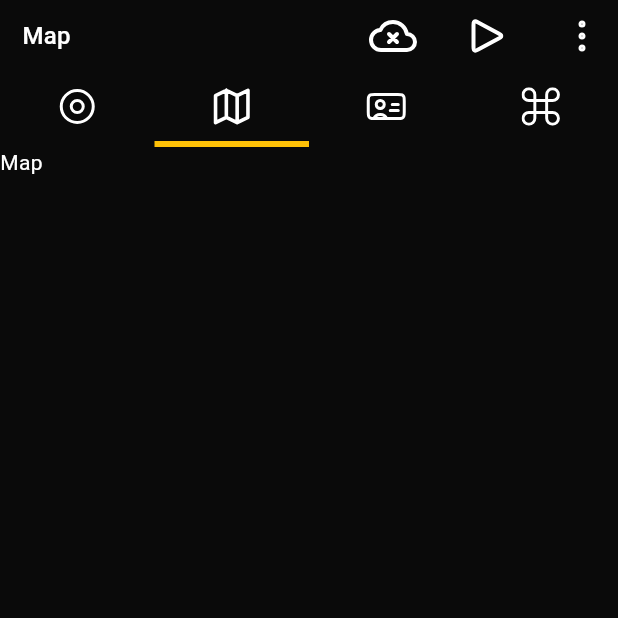
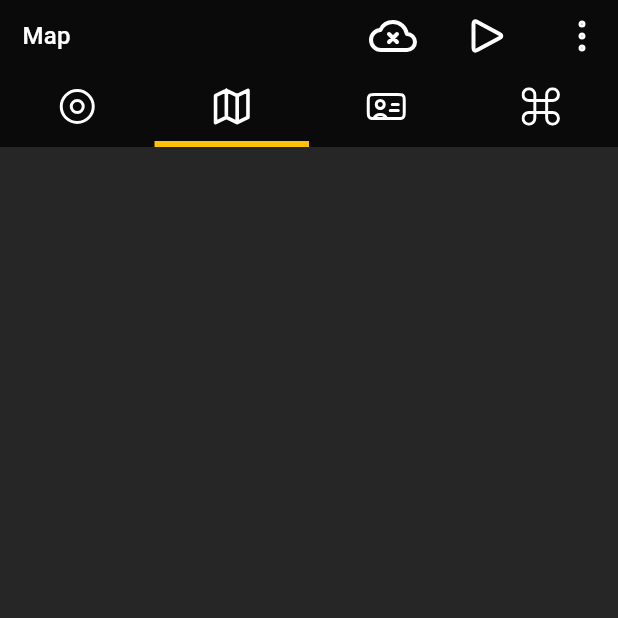
Before and after one commit to zubrailx/road-condition-monitoring, a Flutter app: the screen it shows after launch, tab 2 chosen, on a phone screen of 412 x 824 dp, the top half of it. Run offline on Flutter 3.47's test engine with Material 3 defaults, Android fonts, the phone set to English and light mode, and no system bars; our stand-ins replace flutter_svg, get_it, shared_preferences, talker_flutter.

Commit message:
mobile: add plain map page

```diff
--- a/mobile/lib/widgets/map.dart
+++ b/mobile/lib/widgets/map.dart
@@ -1,4 +1,5 @@
 import 'package:flutter/material.dart';
+import 'package:mobile/app/theme.dart';
 
 class MapWidget extends StatefulWidget {
   const MapWidget({super.key});
@@ -11,7 +12,9 @@ class MapWidget extends StatefulWidget {
 class _MapWidgetState extends State<MapWidget> {
   @override
   Widget build(BuildContext context) {
-    return const Text("Map");
+    return Container(
+        decoration: BoxDecoration(
+      color: UsedColors.gray.value,
+    ));
   }
-
 }
```
